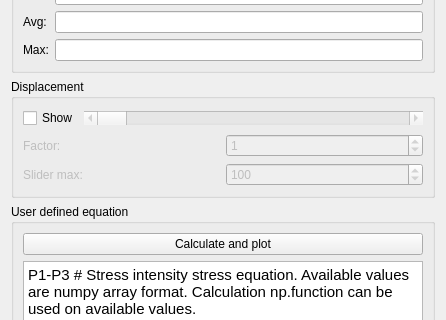
Before: the Qt Designer form src/Mod/Fem/Gui/Resources/ui/ResultShow.ui in berndhahnebach/All_FreeCAD, drawn with Qt 5; both pictures show x 0 to 446 and y 239 to 559 of the 446 by 768 pixel window.
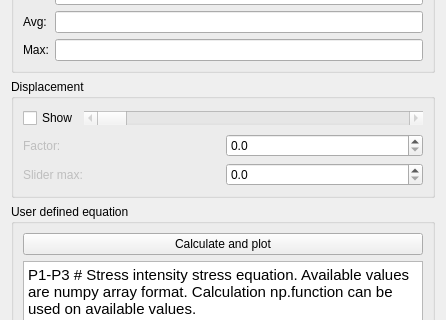
After: the same form once the commit is applied. Custom widgets are drawn as their Qt base class.

Commit message: ViewProviderFemResultMechanical Slider Displacement with finer scale to support large scale deformations with needed magnification less than 1.0 supprt magnification from 0.1 to 1000000.0

```diff
--- a/src/Mod/Fem/Gui/Resources/ui/ResultShow.ui
+++ b/src/Mod/Fem/Gui/Resources/ui/ResultShow.ui
@@ -227,22 +227,22 @@
            </widget>
           </item>
           <item>
-           <widget class="QSpinBox" name="sb_displacement_factor">
+           <widget class="QDoubleSpinBox" name="sb_displacement_factor">
             <property name="enabled">
-             <bool>false</bool>
+             <bool>true</bool>
+            </property>
+            <property name="inputMethodHints">
+             <set>Qt::ImhFormattedNumbersOnly</set>
             </property>
             <property name="readOnly">
              <bool>false</bool>
             </property>
-            <property name="maximum">
-             <number>1000000</number>
-            </property>
-            <property name="singleStep">
-             <number>10</number>
-            </property>
-            <property name="value">
+            <property name="decimals">
              <number>1</number>
             </property>
+            <property name="maximum">
+             <double>1000000.000000000000000</double>
+            </property>
            </widget>
           </item>
          </layout>
@@ -260,21 +260,21 @@
            </widget>
           </item>
           <item>
-           <widget class="QSpinBox" name="sb_displacement_factor_max">
+           <widget class="QDoubleSpinBox" name="sb_displacement_factor_max">
             <property name="enabled">
-             <bool>false</bool>
+             <bool>true</bool>
+            </property>
+            <property name="inputMethodHints">
+             <set>Qt::ImhFormattedNumbersOnly</set>
             </property>
             <property name="readOnly">
              <bool>false</bool>
             </property>
+            <property name="decimals">
+             <number>1</number>
+            </property>
             <property name="maximum">
-             <number>1000000</number>
-            </property>
-            <property name="singleStep">
-             <number>10</number>
-            </property>
-            <property name="value">
-             <number>100</number>
+             <double>1000000.000000000000000</double>
             </property>
            </widget>
           </item>
```
Left out of the diff: 37 changed lines with no effect on the pictures. The commit also changes 1 other file.
